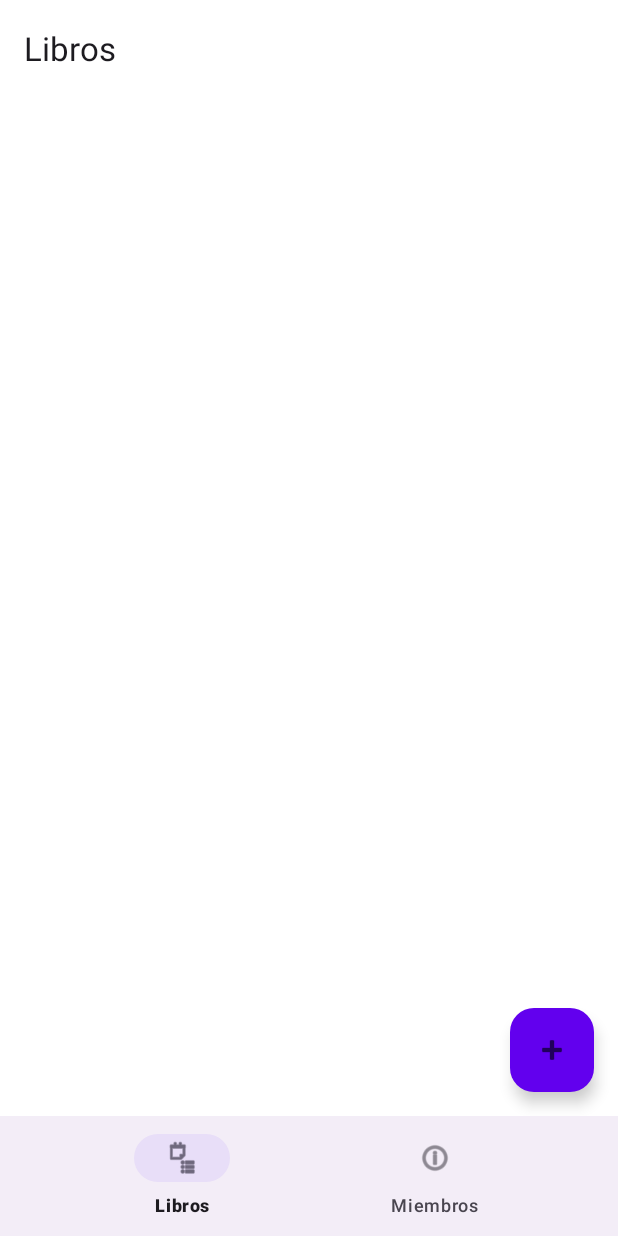
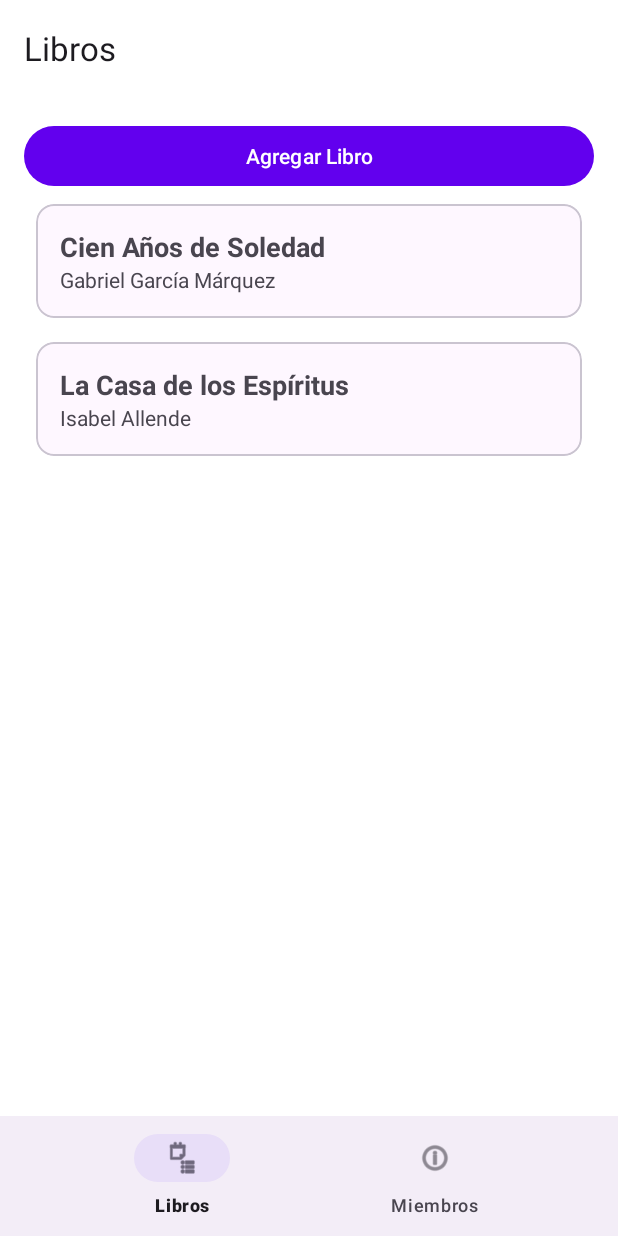
Before and after one commit to pbryandejesus-hub/ExamenProgramacionII2025, an Android app: the screen it shows after launch (MainActivity), on a phone screen of 412 x 824 dp. Run offline under Robolectric (Android 15) with nearby library versions, the phone set to English and light mode, and no system bars; our stand-ins replace Room's generated code, navigation-ui.

Commit message:
examen programacion Bryan Pereira

```diff
--- a/app/src/main/java/com/example/examen/dao/AutorDao.java
+++ b/app/src/main/java/com/example/examen/dao/AutorDao.java
@@ -1,16 +1,29 @@
 package com.example.examen.dao;
 
 import androidx.room.Dao;
+import androidx.room.Delete;
 import androidx.room.Insert;
 import androidx.room.Query;
+import androidx.room.Update;
+
 import com.example.examen.entities.Autor;
+
 import java.util.List;
 
 @Dao
 public interface AutorDao {
     @Insert
-    long insert(Autor autor); // devuelve id
+    void insert(Autor autor);
+
+    @Update
+    void update(Autor autor);
+
+    @Delete
+    void delete(Autor autor);
 
     @Query("SELECT * FROM Autor")
     List<Autor> getAll();
+
+    @Query("SELECT * FROM Autor WHERE id = :id LIMIT 1")
+    Autor findById(int id);
 }
--- a/app/src/main/java/com/example/examen/dao/LibroDao.java
+++ b/app/src/main/java/com/example/examen/dao/LibroDao.java
@@ -5,13 +5,15 @@ import androidx.room.Delete;
 import androidx.room.Insert;
 import androidx.room.Query;
 import androidx.room.Update;
+
 import com.example.examen.entities.Libro;
+
 import java.util.List;
 
 @Dao
 public interface LibroDao {
     @Insert
-    long insert(Libro libro);
+    void insert(Libro libro);
 
     @Update
     void update(Libro libro);
@@ -21,4 +23,7 @@ public interface LibroDao {
 
     @Query("SELECT * FROM Libro")
     List<Libro> getAll();
+
+    @Query("SELECT * FROM Libro WHERE id = :id LIMIT 1")
+    Libro findById(int id);
 }
--- a/app/src/main/java/com/example/examen/dao/MiembroDao.java
+++ b/app/src/main/java/com/example/examen/dao/MiembroDao.java
@@ -1,16 +1,29 @@
 package com.example.examen.dao;
 
 import androidx.room.Dao;
+import androidx.room.Delete;
 import androidx.room.Insert;
 import androidx.room.Query;
+import androidx.room.Update;
+
 import com.example.examen.entities.Miembro;
+
 import java.util.List;
 
 @Dao
 public interface MiembroDao {
     @Insert
-    long insert(Miembro miembro);
+    void insert(Miembro miembro);
+
+    @Update
+    void update(Miembro miembro);
+
+    @Delete
+    void delete(Miembro miembro);
 
     @Query("SELECT * FROM Miembro")
     List<Miembro> getAll();
+
+    @Query("SELECT * FROM Miembro WHERE id = :id LIMIT 1")
+    Miembro getById(int id);
 }
--- a/app/src/main/java/com/example/examen/db/AppDatabase.java
+++ b/app/src/main/java/com/example/examen/db/AppDatabase.java
@@ -9,37 +9,43 @@ import androidx.room.RoomDatabase;
 import com.example.examen.dao.AutorDao;
 import com.example.examen.dao.LibroDao;
 import com.example.examen.dao.MiembroDao;
-import com.example.examen.dao.PrestamoDao;
 import com.example.examen.entities.Autor;
 import com.example.examen.entities.Libro;
 import com.example.examen.entities.Miembro;
-import com.example.examen.entities.Prestamo;
 
-@Database(entities = {Autor.class, Libro.class, Miembro.class, Prestamo.class}, version = 1, exportSchema = false)
+@Database(entities = {Autor.class, Libro.class, Miembro.class}, version = 2) // 🔹 subí la versión
 public abstract class AppDatabase extends RoomDatabase {
+
     public abstract AutorDao autorDao();
     public abstract LibroDao libroDao();
     public abstract MiembroDao miembroDao();
-    public abstract PrestamoDao prestamoDao();
 
-    private static AppDatabase INSTANCE;
+    private static volatile AppDatabase INSTANCE;
 
-    public static synchronized AppDatabase getInstance(Context context){
-        if (INSTANCE == null){
-            INSTANCE = Room.databaseBuilder(context.getApplicationContext(),
-                            AppDatabase.class, "examen_db")
-                    .allowMainThreadQueries() // simplifica para el examen
-                    .fallbackToDestructiveMigration()
-                    .build();
+    public static AppDatabase getInstance(Context context) {
+        if (INSTANCE == null) {
+            synchronized (AppDatabase.class) {
+                if (INSTANCE == null) {
+                    INSTANCE = Room.databaseBuilder(context.getApplicationContext(),
+                                    AppDatabase.class, "examen_db")
+                            .allowMainThreadQueries() // ⚠️ solo para pruebas
+                            .fallbackToDestructiveMigration() // 🔹 resetea si cambia el esquema
+                            .build();
 
-            // Seed mínimo opcional
-            new Thread(() -> {
-                if (INSTANCE.autorDao().getAll().isEmpty()) {
-                    long aid = INSTANCE.autorDao().insert(new Autor("Autor Ejemplo"));
-                    INSTANCE.libroDao().insert(new Libro("Libro Ejemplo", (int) aid));
-                    INSTANCE.miembroDao().insert(new Miembro("Miembro Ejemplo"));
+                    // Datos de ejemplo
+                    if (INSTANCE.autorDao().getAll().isEmpty()) {
+                        Autor a1 = new Autor("Gabriel García Márquez");
+                        Autor a2 = new Autor("Isabel Allende");
+                        INSTANCE.autorDao().insert(a1);
+                        INSTANCE.autorDao().insert(a2);
+
+                        INSTANCE.libroDao().insert(new Libro("Cien Años de Soledad", 1));
+                        INSTANCE.libroDao().insert(new Libro("La Casa de los Espíritus", 2));
+
+                        INSTANCE.miembroDao().insert(new Miembro("Juan Pérez", "juan@correo.com"));
+                    }
                 }
-            }).start();
+            }
         }
         return INSTANCE;
     }
--- a/app/src/main/java/com/example/examen/entities/Autor.java
+++ b/app/src/main/java/com/example/examen/entities/Autor.java
@@ -7,8 +7,15 @@ import androidx.room.PrimaryKey;
 public class Autor {
     @PrimaryKey(autoGenerate = true)
     public int id;
+
     public String nombre;
 
-    public Autor() {}
-    public Autor(String nombre) { this.nombre = nombre; }
+    // 🔹 Constructor vacío obligatorio para Room
+    public Autor() {
+    }
+
+    // 🔹 Constructor para inicializar Autor
+    public Autor(String nombre) {
+        this.nombre = nombre;
+    }
 }
--- a/app/src/main/java/com/example/examen/entities/Libro.java
+++ b/app/src/main/java/com/example/examen/entities/Libro.java
@@ -1,22 +1,21 @@
 package com.example.examen.entities;
 
 import androidx.room.Entity;
-import androidx.room.ForeignKey;
 import androidx.room.PrimaryKey;
 
-@Entity(foreignKeys = @ForeignKey(
-        entity = Autor.class,
-        parentColumns = "id",
-        childColumns = "autorId",
-        onDelete = ForeignKey.CASCADE
-))
+@Entity
 public class Libro {
     @PrimaryKey(autoGenerate = true)
     public int id;
+
     public String titulo;
-    public int autorId;
+    public int autorId; // Relación con Autor
 
-    public Libro() {}
+    // 🔹 Constructor vacío obligatorio para Room
+    public Libro() {
+    }
+
+    // 🔹 Constructor para inicializar Libro
     public Libro(String titulo, int autorId) {
         this.titulo = titulo;
         this.autorId = autorId;
--- a/app/src/main/java/com/example/examen/entities/Miembro.java
+++ b/app/src/main/java/com/example/examen/entities/Miembro.java
@@ -7,7 +7,17 @@ import androidx.room.PrimaryKey;
 public class Miembro {
     @PrimaryKey(autoGenerate = true)
     public int id;
+
     public String nombre;
-    public Miembro() {}
-    public Miembro(String nombre){ this.nombre = nombre; }
+    public String email;
+
+    // 🔹 Constructor vacío obligatorio para Room
+    public Miembro() {
+    }
+
+    // 🔹 Constructor para inicializar miembros
+    public Miembro(String nombre, String email) {
+        this.nombre = nombre;
+        this.email = email;
+    }
 }
--- a/app/src/main/java/com/example/examen/ui/BookFragment.java
+++ b/app/src/main/java/com/example/examen/ui/BookFragment.java
@@ -1,22 +1,86 @@
 package com.example.examen.ui;
 
+import android.app.AlertDialog;
 import android.os.Bundle;
 import android.view.LayoutInflater;
 import android.view.View;
 import android.view.ViewGroup;
+import android.widget.Button;
+import android.widget.EditText;
+
+import androidx.annotation.NonNull;
+import androidx.annotation.Nullable;
 import androidx.fragment.app.Fragment;
+import androidx.recyclerview.widget.LinearLayoutManager;
+import androidx.recyclerview.widget.RecyclerView;
 
 import com.example.examen.R;
+import com.example.examen.db.AppDatabase;
+import com.example.examen.entities.Autor;
+import com.example.examen.entities.Libro;
+
+import java.util.List;
 
 public class BookFragment extends Fragment {
+
+    private RecyclerView recyclerView;
+    private Button btnAddBook;
+    private BookAdapter adapter;
+    private AppDatabase db;
+    private List<Libro> libros;
+
     public BookFragment() {
         // Constructor vacío requerido
     }
 
+    @Nullable
     @Override
-    public View onCreateView(LayoutInflater inflater, ViewGroup container,
+    public View onCreateView(@NonNull LayoutInflater inflater, ViewGroup container,
                              Bundle savedInstanceState) {
-        // Inflamos el layout de este fragmento
-        return inflater.inflate(R.layout.fragment_book, container, false);
+        View view = inflater.inflate(R.layout.fragment_book, container, false);
+
+        recyclerView = view.findViewById(R.id.recyclerBooks);
+        btnAddBook = view.findViewById(R.id.btnAddBook);
+
+        db = AppDatabase.getInstance(requireContext());
+        libros = db.libroDao().getAll();
+
+        adapter = new BookAdapter(requireContext(), libros);
+        recyclerView.setLayoutManager(new LinearLayoutManager(requireContext()));
+        recyclerView.setAdapter(adapter);
+
+        btnAddBook.setOnClickListener(v -> showAddDialog());
+
+        return view;
+    }
+
+    private void showAddDialog() {
+        final EditText input = new EditText(requireContext());
+        input.setHint("Título del libro");
+
+        new AlertDialog.Builder(requireContext())
+                .setTitle("Nuevo libro")
+                .setView(input)
+                .setPositiveButton("Agregar", (d, w) -> {
+                    String titulo = input.getText().toString().trim();
+                    if (!titulo.isEmpty()) {
+                        Autor autor;
+                        List<Autor> autores = db.autorDao().getAll();
+                        if (autores.isEmpty()) {
+                            autor = new Autor("Autor Genérico");
+                            db.autorDao().insert(autor);
+                            autores = db.autorDao().getAll();
+                        }
+                        autor = autores.get(0);
+
+                        Libro nuevo = new Libro(titulo, autor.id);
+                        db.libroDao().insert(nuevo);
+
+                        libros.add(nuevo);
+                        adapter.notifyItemInserted(libros.size() - 1);
+                    }
+                })
+                .setNegativeButton("Cancelar", null)
+                .show();
     }
 }
--- a/app/src/main/res/layout/fragment_book.xml
+++ b/app/src/main/res/layout/fragment_book.xml
@@ -1,24 +1,23 @@
 <?xml version="1.0" encoding="utf-8"?>
-<RelativeLayout xmlns:android="http://schemas.android.com/apk/res/android"
-    xmlns:app="http://schemas.android.com/apk/res-auto"
+<LinearLayout xmlns:android="http://schemas.android.com/apk/res/android"
     android:layout_width="match_parent"
-    android:layout_height="match_parent">
+    android:layout_height="match_parent"
+    android:orientation="vertical"
+    android:padding="16dp">
+
+    <!-- Botón para agregar libros -->
 
     <!-- Lista de libros -->
+    <Button
+        android:id="@+id/btnAddBook"
+        android:layout_width="match_parent"
+        android:layout_height="wrap_content"
+        android:text="Agregar Libro" />
+
     <androidx.recyclerview.widget.RecyclerView
         android:id="@+id/recyclerBooks"
         android:layout_width="match_parent"
-        android:layout_height="match_parent"
-        android:layout_above="@+id/fabAdd" />
+        android:layout_height="0dp"
+        android:layout_weight="1" />
 
-    <!-- Botón flotante para añadir -->
-    <com.google.android.material.floatingactionbutton.FloatingActionButton
-        android:id="@+id/fabAdd"
-        android:layout_width="wrap_content"
-        android:layout_height="wrap_content"
-        android:layout_alignParentBottom="true"
-        android:layout_alignParentEnd="true"
-        android:layout_margin="16dp"
-        app:srcCompat="@android:drawable/ic_input_add"
-        app:backgroundTint="@color/purple_500"/>
-</RelativeLayout>
+</LinearLayout>
--- a/app/src/main/res/navigation/nav_graph.xml
+++ b/app/src/main/res/navigation/nav_graph.xml
@@ -1,19 +1,19 @@
 <?xml version="1.0" encoding="utf-8"?>
 <navigation xmlns:android="http://schemas.android.com/apk/res/android"
     xmlns:app="http://schemas.android.com/apk/res-auto"
-    xmlns:tools="http://schemas.android.com/tools"
     android:id="@+id/nav_graph"
     app:startDestination="@id/bookFragment">
 
+    <!-- Fragmento de Libros -->
     <fragment
         android:id="@+id/bookFragment"
         android:name="com.example.examen.ui.BookFragment"
-        android:label="Libros"
-        tools:layout="@layout/fragment_book" />
+        android:label="Libros" />
 
+    <!-- Fragmento de Miembros -->
     <fragment
         android:id="@+id/memberFragment"
-        android:name="com.example.examen.MemberFragment"
-        android:label="Miembros"
-        tools:layout="@layout/fragment_member" />
+        android:name="com.example.examen.ui.MemberFragment"
+        android:label="Miembros" />
+
 </navigation>
```
Also changed, not shown: app/build.gradle (+21 -23 lines), app/src/main/java/com/example/examen/MemberFragment.java (+60 -4 lines), app/src/main/java/com/example/examen/ui/MemberAdapter.java (added, +85 -0 lines), app/src/main/res/layout/fragment_member.xml (+17 -9 lines), settings.gradle (+1 -8 lines).
